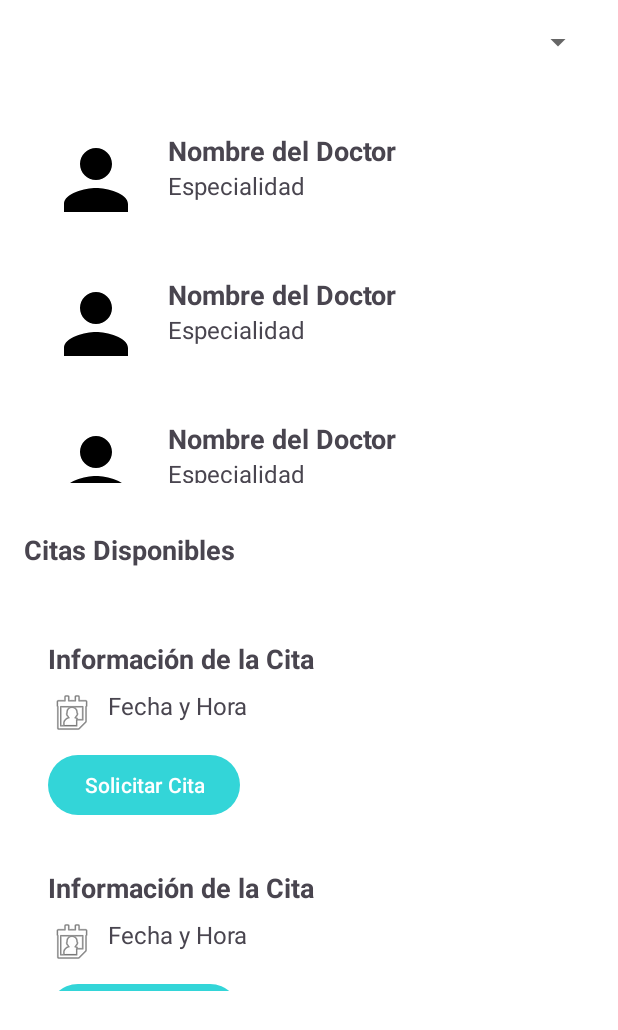
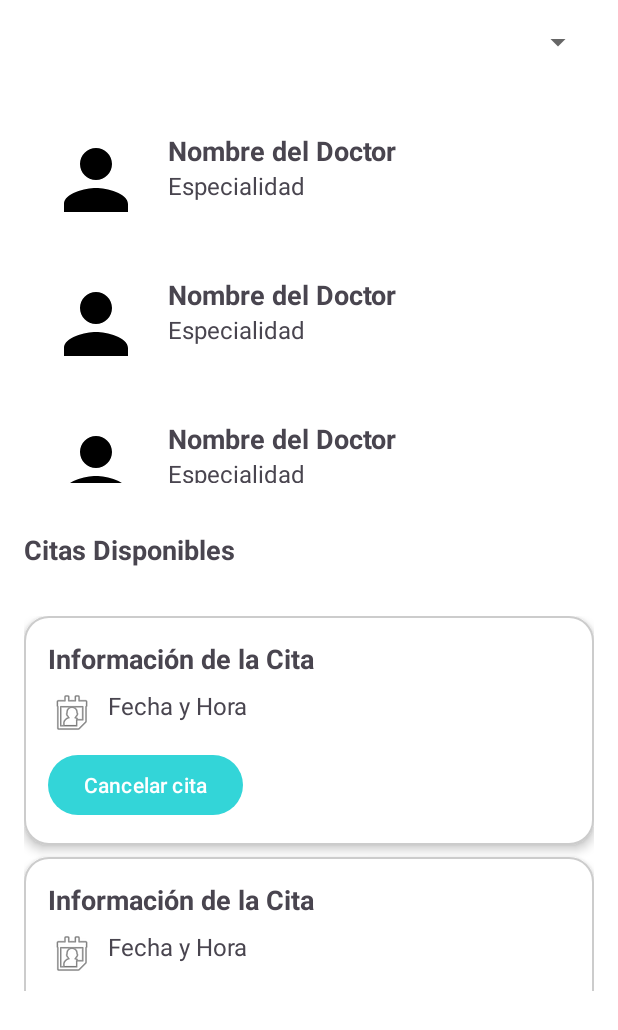
Before and after one commit to ValhMoz/velion-android, an Android app: the layout activity_new_appointment.xml on its own in the app's theme, with its tools: preview values and no code run, on a phone screen of 412 x 824 dp. Shown: the top 1030 px of the screen. Run offline under Robolectric (Android 15) with nearby library versions, the phone set to English and light mode, and no system bars.

Commit message:
mejoro interfaz de los items

```diff
--- a/app/src/main/java/com/sfr/clinic_app/citas/adapter/CitasAdapter.java
+++ b/app/src/main/java/com/sfr/clinic_app/citas/adapter/CitasAdapter.java
@@ -66,9 +66,8 @@ public class CitasAdapter extends RecyclerView.Adapter<CitasAdapter.CitasViewHol
         }
 
         public void bind(Appointment appointment) {
-//            binding.textTitle.setText(appointment.);
-            binding.textDate.setText(appointment.getDate());
-            binding.textDescription.setText(appointment.getDescription());
+            binding.appointmentDateTimeTextView.setText(appointment.getDescription());
+            binding.appointmentDateTimeTextView.setText(appointment.getDate());
         }
     }
 
--- a/app/src/main/java/com/sfr/clinic_app/tienda/adapter/TiendaAdapter.java
+++ b/app/src/main/java/com/sfr/clinic_app/tienda/adapter/TiendaAdapter.java
@@ -66,6 +66,7 @@ public class TiendaAdapter extends RecyclerView.Adapter<TiendaAdapter.TiendaView
         public void bind(Product product) {
             binding.purchaseInfoTextView.setText(product.getNombre());
             binding.purchasePriceTextView.setText(product.getMonto()+"€");
+            binding.descriptionTextView.setText(product.getDescripcion());
         }
     }
 }
--- a/app/src/main/res/layout/activity_new_appointment.xml
+++ b/app/src/main/res/layout/activity_new_appointment.xml
@@ -35,7 +35,7 @@
         android:id="@+id/recyclerViewAppointments"
         android:layout_width="match_parent"
         android:layout_height="250dp"
-        tools:listitem="@layout/new_appointment_item"
+        tools:listitem="@layout/item_appointment"
         android:layout_margin="16dp"/>
 
 </LinearLayout>
--- a/app/src/main/res/layout/item_appointment.xml
+++ b/app/src/main/res/layout/item_appointment.xml
@@ -4,33 +4,52 @@
     android:layout_height="wrap_content"
     android:orientation="vertical"
     android:background="@drawable/rounded_background"
+    android:elevation="4dp"
     android:padding="16dp"
     android:layout_marginBottom="8dp">
 
+    <!-- Información de la cita -->
+
     <TextView
-        android:id="@+id/textTitle"
+        android:id="@+id/appointmentInfoTextView"
+        android:layout_width="match_parent"
+        android:layout_height="wrap_content"
+        android:text="Información de la Cita"
+        android:textSize="18sp"
+        android:textStyle="bold"
+        android:layout_marginBottom="8dp"/>
+
+    <!-- Detalles de la cita -->
+    <LinearLayout
+        android:layout_width="match_parent"
+        android:layout_height="wrap_content"
+        android:orientation="horizontal"
+        android:gravity="start"
+        android:layout_marginBottom="8dp">
+
+        <!-- Icono de calendario -->
+        <ImageView
+            android:layout_width="wrap_content"
+            android:layout_height="wrap_content"
+            android:src="@android:drawable/ic_menu_my_calendar"
+            android:layout_marginEnd="8dp"/>
+
+        <!-- Fecha y hora de la cita -->
+        <TextView
+            android:id="@+id/appointmentDateTimeTextView"
+            android:layout_width="wrap_content"
+            android:layout_height="wrap_content"
+            android:text="Fecha y Hora"
+            android:textSize="16sp"/>
+
+    </LinearLayout>
+
+    <!-- Botón para solicitar la cita -->
+    <Button
+        android:id="@+id/requestAppointmentButton"
         android:layout_width="wrap_content"
         android:layout_height="wrap_content"
-        android:text="Título del Informe"
-        android:textSize="18sp"
-        android:textStyle="bold"
-        android:textColor="@android:color/black"
-        android:layout_marginBottom="4dp"/>
+        android:text="Cancelar cita"
+        android:textColor="@android:color/white"/>
 
-    <TextView
-        android:id="@+id/textDate"
-        android:layout_width="wrap_content"
-        android:layout_height="wrap_content"
-        android:text="Fecha"
-        android:textSize="14sp"
-        android:textColor="@android:color/darker_gray"
-        android:layout_marginBottom="8dp"/>
-
-    <TextView
-        android:id="@+id/textDescription"
-        android:layout_width="match_parent"
-        android:layout_height="wrap_content"
-        android:text="Descripción breve del informe"
-        android:textSize="14sp"
-        android:textColor="@android:color/black"/>
 </LinearLayout>
--- a/app/src/main/res/layout/new_appointment_item.xml
+++ /dev/null
@@ -1,51 +0,0 @@
-<?xml version="1.0" encoding="utf-8"?>
-<LinearLayout xmlns:android="http://schemas.android.com/apk/res/android"
-    android:layout_width="match_parent"
-    android:layout_height="wrap_content"
-    android:orientation="vertical"
-    android:padding="16dp">
-
-    <!-- Información de la cita -->
-    <TextView
-        android:id="@+id/appointmentInfoTextView"
-        android:layout_width="match_parent"
-        android:layout_height="wrap_content"
-        android:text="Información de la Cita"
-        android:textSize="18sp"
-        android:textStyle="bold"
-        android:layout_marginBottom="8dp"/>
-
-    <!-- Detalles de la cita -->
-    <LinearLayout
-        android:layout_width="match_parent"
-        android:layout_height="wrap_content"
-        android:orientation="horizontal"
-        android:gravity="start"
-        android:layout_marginBottom="8dp">
-
-        <!-- Icono de calendario -->
-        <ImageView
-            android:layout_width="wrap_content"
-            android:layout_height="wrap_content"
-            android:src="@android:drawable/ic_menu_my_calendar"
-            android:layout_marginEnd="8dp"/>
-
-        <!-- Fecha y hora de la cita -->
-        <TextView
-            android:id="@+id/appointmentDateTimeTextView"
-            android:layout_width="wrap_content"
-            android:layout_height="wrap_content"
-            android:text="Fecha y Hora"
-            android:textSize="16sp"/>
-
-    </LinearLayout>
-
-    <!-- Botón para solicitar la cita -->
-    <Button
-        android:id="@+id/requestAppointmentButton"
-        android:layout_width="wrap_content"
-        android:layout_height="wrap_content"
-        android:text="Solicitar Cita"
-        android:textColor="@android:color/white"/>
-
-</LinearLayout>
```
Also changed, not shown: app/src/main/res/layout/item_article.xml (+20 -4 lines), app/src/main/res/layout/item_medical_report.xml (+8 -0 lines).
